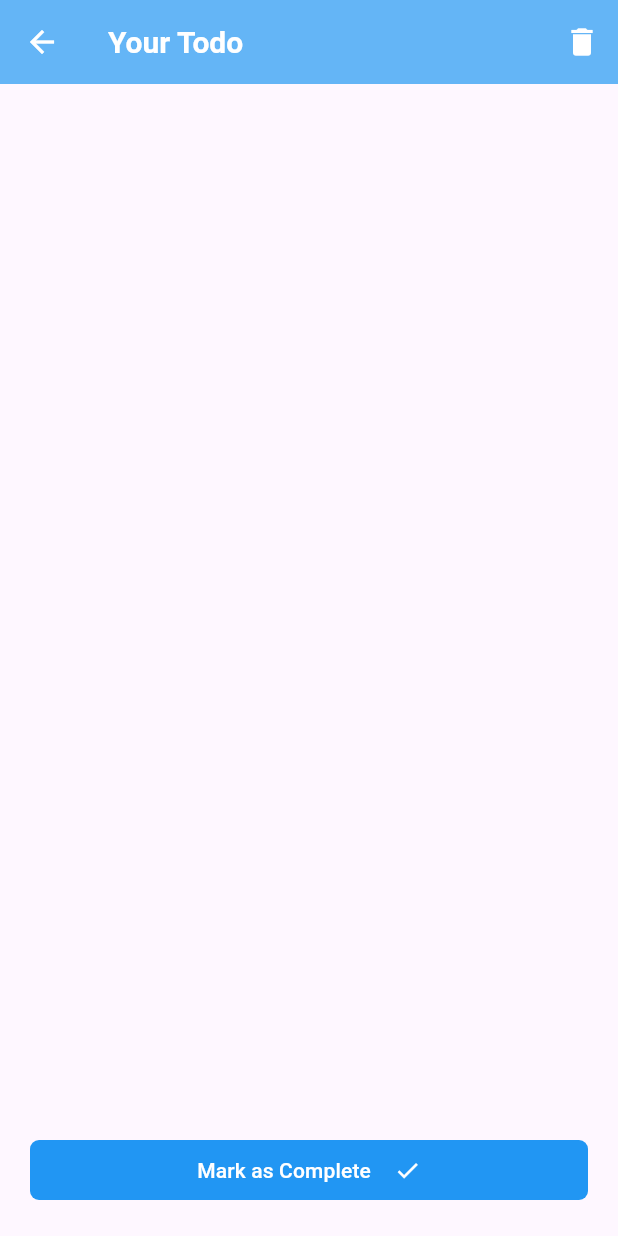
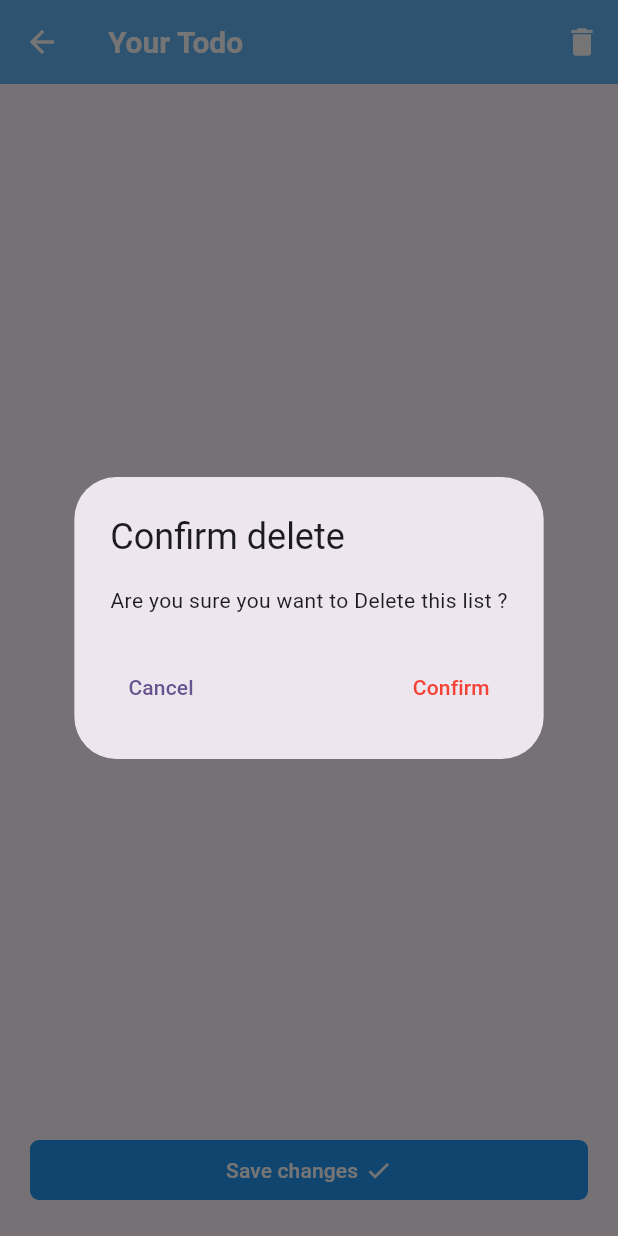
Before and after one commit to Nishan123/Flutter-X-Firebase-ToDo-App, a Flutter app: the TodoScreen screen opened directly with empty values, after a tap on the "delete" icon, on a phone screen of 412 x 824 dp. Run offline on Flutter 3.47's test engine with Material 3 defaults, Android fonts, the phone set to English and light mode, and no system bars; our stand-ins replace cloud_firestore, firebase_auth, firebase_core, fluttertoast, random_string; accounts and stored records are empty.

Commit message:
some bug fix

```diff
--- a/lib/custom widgets/todo_widget.dart
+++ b/lib/custom widgets/todo_widget.dart
@@ -70,7 +70,7 @@ class _TodoWidgetState extends State<TodoWidget> {
                 widget.clickCheckbox(isTicked);
               },
               checkColor: Colors.black,
-              fillColor: WidgetStateProperty.all(Colors.white),
+              fillColor: WidgetStateProperty.all(const Color.fromARGB(110, 255, 255, 255)),
               side: const BorderSide(color: Colors.white),
             ),
           ),
--- a/lib/database/database_methods.dart
+++ b/lib/database/database_methods.dart
@@ -12,6 +12,7 @@ class DatabaseMethods {
         .doc(todoId)
         .set(todoMap);
   }
+
 
   Future deleteTodo(String todoId) {
     return FirebaseFirestore.instance
--- a/lib/screens/todo_screen.dart
+++ b/lib/screens/todo_screen.dart
@@ -1,5 +1,6 @@
 import 'package:firebase_todo_app/custom%20widgets/custom_button.dart';
 import 'package:firebase_todo_app/database/database_methods.dart';
+import 'package:firebase_todo_app/screens/home_screen.dart';
 import 'package:flutter/material.dart';
 
 class TodoScreen extends StatefulWidget {
@@ -18,7 +19,43 @@ class _TodoScreenState extends State<TodoScreen> {
   Widget build(BuildContext context) {
     return Scaffold(
       appBar: AppBar(title: const Text("Your Todo"), actions: [
-        IconButton(onPressed: () {}, icon: const Icon(Icons.delete)),
+        IconButton(
+            onPressed: () {
+              showDialog(
+                  context: context,
+                  builder: (BuildContext context) {
+                    return AlertDialog(
+                      title: const Text("Confirm delete"),
+                      content: const Text(
+                          "Are you sure you want to Delete this list ?"),
+                      actionsAlignment: MainAxisAlignment.spaceBetween,
+                      actions: [
+                        TextButton(
+                            onPressed: () {
+                              Navigator.pop(context);
+                            },
+                            child: const Text("Cancel")),
+                        TextButton(
+                            onPressed: () {
+                              DatabaseMethods()
+                                  .deleteTodo(widget.todoId)
+                                  .then((_) {
+                                Navigator.pushReplacement(
+                                    context,
+                                    MaterialPageRoute(
+                                        builder: (context) =>
+                                            const HomeScreen()));
+                              });
+                            },
+                            child: const Text(
+                              "Confirm",
+                              style: TextStyle(color: Colors.red),
+                            )),
+                      ],
+                    );
+                  });
+            },
+            icon: const Icon(Icons.delete)),
       ]),
       body: SafeArea(
         child: Padding(
@@ -34,24 +71,43 @@ class _TodoScreenState extends State<TodoScreen> {
                 var todoData = snapshot.data;
                 String title = todoData?["Title"];
                 String description = todoData?["Description"];
+                String date = todoData?["Date added"];
+                String time = todoData?["Time added"];
 
                 return Column(
                   crossAxisAlignment: CrossAxisAlignment.start,
                   children: [
                     Text(
                       title,
-                      style:
-                          TextStyle(fontWeight: FontWeight.bold, fontSize: 30),
+                      style: const TextStyle(
+                          fontWeight: FontWeight.bold, fontSize: 30),
                     ),
-                    const SizedBox(height: 20),
+                    const SizedBox(height: 5),
+                    Row(
+                      children: [
+                        Text(
+                          date,
+                          style: const TextStyle(color: Colors.black54),
+                        ),
+                        const Spacer(),
+                        Text(
+                          time,
+                          style: const TextStyle(color: Colors.black54),
+                        )
+                      ],
+                    ),
+                    const SizedBox(height: 10),
                     Text(
                       description,
-                      style: TextStyle(fontSize: 20),
+                      style:
+                          const TextStyle(fontSize: 18, color: Colors.black54),
                     ),
-                    Spacer(),
+                    const Spacer(),
                     CustomButton(
-                      text: "Mark as Complete    ",
-                      onPressed: () {},
+                      text: "Save changes ",
+                      onPressed: () {
+                        //Todo: add update functionality
+                      },
                       suffixIcon: const Icon(
                         Icons.done,
                         color: Colors.white,
```
Also changed, not shown: lib/screens/add_todo_screen.dart (+25 -3 lines).
